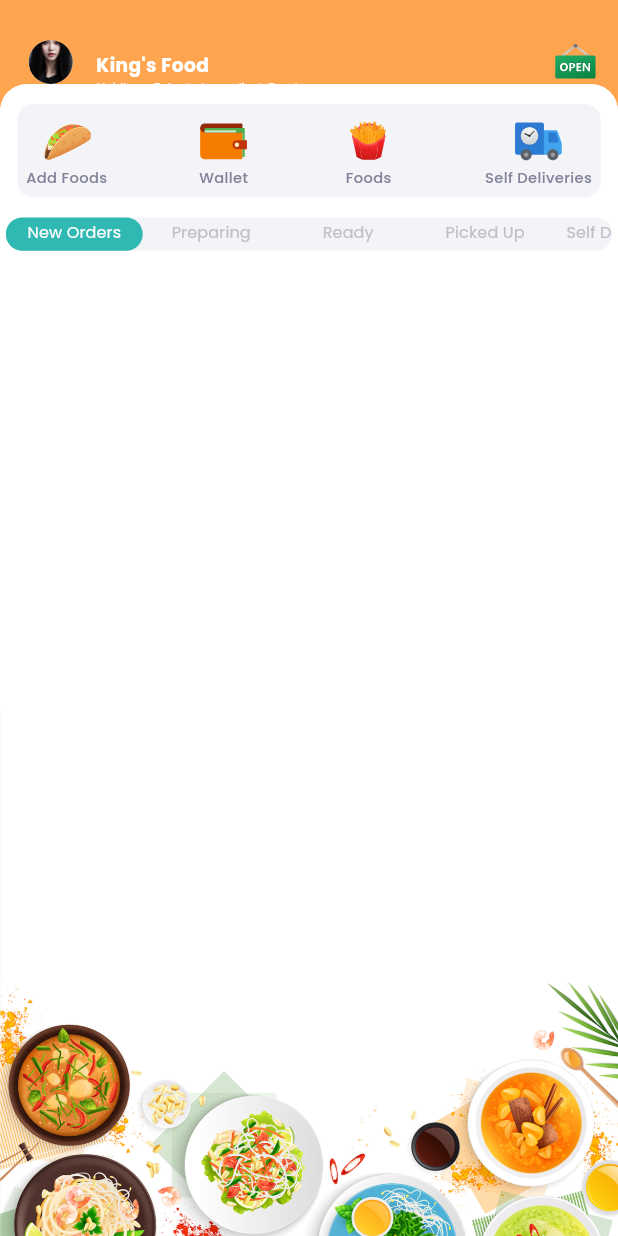
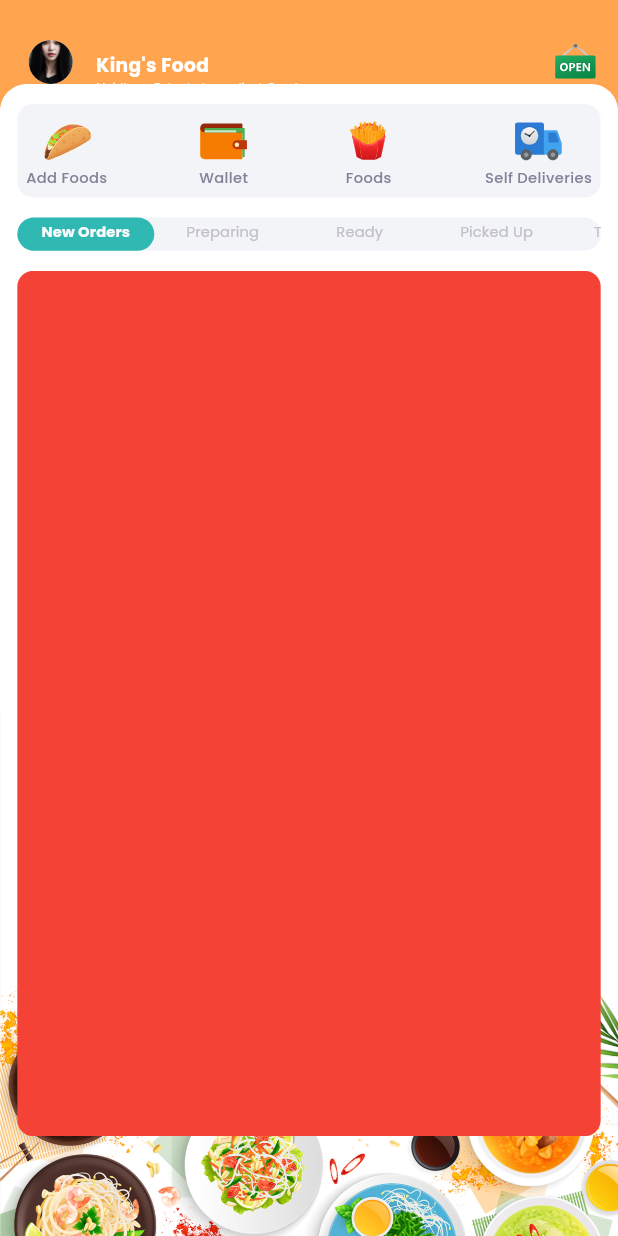
Before and after one commit to ANTOINE1128/The-king-s-Food, a Flutter app: the screen it shows after launch, on a phone screen of 412 x 824 dp. Run offline on Flutter 3.47's test engine with Material 3 defaults, Android fonts, the phone set to English and light mode, and no system bars; our stand-ins replace firebase_core, flutter_screenutil, flutter_svg, get, get_storage, google_fonts; accounts and stored records are empty.

Commit message:
Create TabBars

```diff
--- a/lib/constants/constants.dart
+++ b/lib/constants/constants.dart
@@ -28,7 +28,7 @@ List<String> orderList = [
   'Preparing',
   'Ready',
   'Picked Up',
-  'Self Deliveries',
+  'Take Away',
   'Delivered',
   'Cancelled'
 ];
--- a/lib/views/home/home_page.dart
+++ b/lib/views/home/home_page.dart
@@ -1,11 +1,11 @@
 import 'package:flutter/material.dart';
 import 'package:flutter_screenutil/flutter_screenutil.dart';
-import 'package:restaurant_foodlyy/common/app_style.dart';
 import 'package:restaurant_foodlyy/common/background_container.dart';
 import 'package:restaurant_foodlyy/common/custom_appbar.dart';
-import 'package:restaurant_foodlyy/common/tab_widget.dart';
 import 'package:restaurant_foodlyy/constants/constants.dart';
+import 'package:restaurant_foodlyy/views/home/widget/orders/new_orders.dart';
 
+import 'home_tabs.dart';
 import 'widget/home_tiles.dart';
 
 class HomePage extends StatefulWidget {
@@ -39,30 +39,37 @@ class _HomePageState extends State<HomePage> with TickerProviderStateMixin {
           SizedBox(
             height: 15.h,
           ),
-          Padding(
-            padding: EdgeInsets.symmetric(horizontal: 4.w),
-            child: Container(
-              height: 25.h,
-              width: width,
-              decoration: BoxDecoration(
-                color: kOffWhite,
-                borderRadius: BorderRadius.circular(25.r),
-              ),
-              child: TabBar(
-                controller: _tabController,
-                indicator: BoxDecoration(
-                    color: kPrimary, borderRadius: BorderRadius.circular(25.r)),
-                labelColor: kLightWhite,
-                dividerColor: Colors.transparent,
-                unselectedLabelColor: kGrayLight,
-                isScrollable: true,
-                tabAlignment: TabAlignment.start,
-                labelPadding: EdgeInsets.zero,
-                labelStyle: appStyle(12, kLightWhite, FontWeight.normal),
-                tabs: List.generate(orderList.length, (i) {
-                  return TabWidget(text: orderList[i]);
-                }),
-              ),
+          HomeTabs(tabController: _tabController),
+          SizedBox(
+            height: 15.h,
+          ),
+          Container(
+            margin: EdgeInsets.symmetric(horizontal: 12.w),
+            height: height * 0.7,
+            color: Colors.transparent,
+            child: TabBarView(
+              controller: _tabController,
+              children: [
+                const NewOrders(),
+                Container(
+                  color: Colors.yellow,
+                ),
+                Container(
+                  color: Colors.green,
+                ),
+                Container(
+                  color: Colors.blue,
+                ),
+                Container(
+                  color: Colors.orange,
+                ),
+                Container(
+                  color: Colors.black,
+                ),
+                Container(
+                  color: Colors.purple,
+                ),
+              ],
             ),
           )
         ],
--- /dev/null
+++ b/lib/views/home/home_tabs.dart
@@ -0,0 +1,45 @@
+import 'package:flutter/material.dart';
+import 'package:flutter_screenutil/flutter_screenutil.dart';
+import 'package:restaurant_foodlyy/common/app_style.dart';
+import 'package:restaurant_foodlyy/common/tab_widget.dart';
+import 'package:restaurant_foodlyy/constants/constants.dart';
+
+class HomeTabs extends StatelessWidget {
+  const HomeTabs({
+    super.key,
+    required TabController tabController,
+  }) : _tabController = tabController;
+
+  final TabController _tabController;
+
+  @override
+  Widget build(BuildContext context) {
+    return Padding(
+      padding: EdgeInsets.symmetric(horizontal: 12.w),
+      child: Container(
+        height: 25.h,
+        width: width,
+        decoration: BoxDecoration(
+          color: kOffWhite,
+          borderRadius: BorderRadius.circular(25.r),
+        ),
+        child: TabBar(
+          controller: _tabController,
+          indicator: BoxDecoration(
+              color: kPrimary, borderRadius: BorderRadius.circular(25.r)),
+          labelColor: kLightWhite,
+          dividerColor: Colors.transparent,
+          unselectedLabelColor: kGrayLight,
+          isScrollable: true,
+          tabAlignment: TabAlignment.start,
+          labelPadding: EdgeInsets.zero,
+          unselectedLabelStyle: appStyle(11, kGray, FontWeight.normal),
+          labelStyle: appStyle(11, kLightWhite, FontWeight.bold),
+          tabs: List.generate(orderList.length, (i) {
+            return TabWidget(text: orderList[i]);
+          }),
+        ),
+      ),
+    );
+  }
+}
--- /dev/null
+++ b/lib/views/home/widget/orders/new_orders.dart
@@ -0,0 +1,16 @@
+import 'package:flutter/material.dart';
+import 'package:flutter_screenutil/flutter_screenutil.dart';
+
+class NewOrders extends StatelessWidget {
+  const NewOrders({super.key});
+
+  @override
+  Widget build(BuildContext context) {
+    return Container(
+      decoration: BoxDecoration(
+        borderRadius: BorderRadius.circular(12.r),
+        color: Colors.red,
+      ),
+    );
+  }
+}
```
